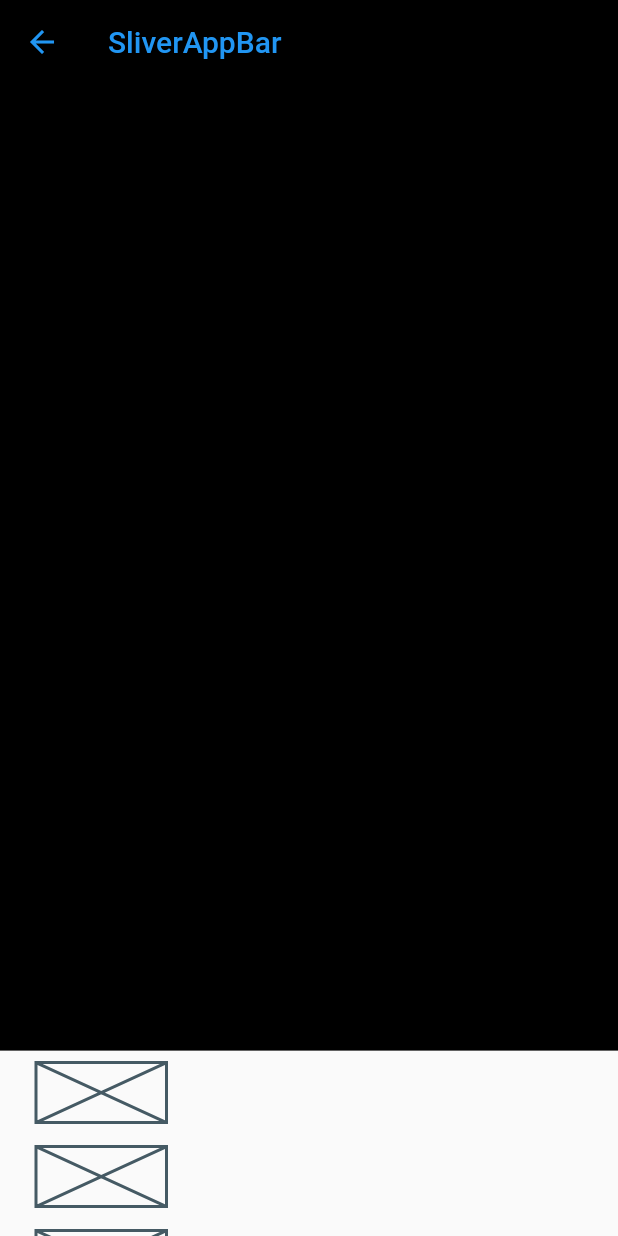
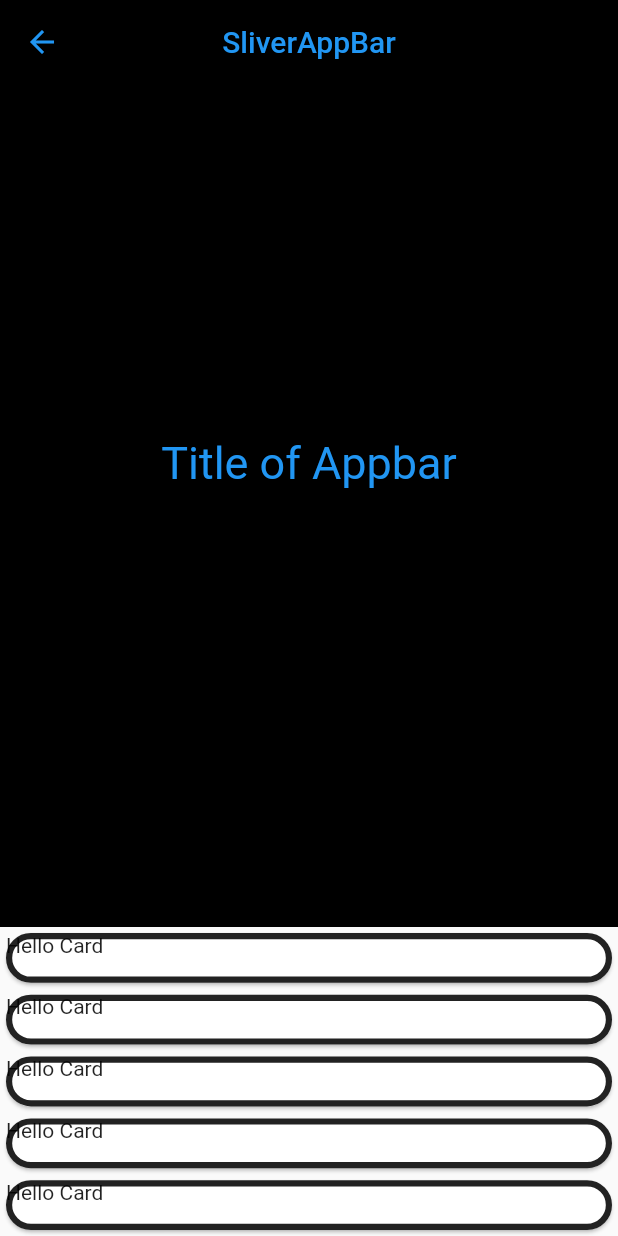
Before and after one commit to barisbasar1209/Projects, a Flutter app: the ThirdRouteAdd screen opened directly, on a phone screen of 412 x 824 dp. Run offline on Flutter 3.47's test engine with Material 2 defaults, Android fonts, the light colour scheme and no system bars.

Commit message:
Changes from 11.03.2022

```diff
--- a/excercise/lib/routes/SecondRouteArrow.dart
+++ b/excercise/lib/routes/SecondRouteArrow.dart
@@ -13,6 +13,8 @@ class _SecoundRouteStateArrow extends State<SecoundRouteArrow> {
     Size ratio = MediaQuery.of(context).size;
     Color bgcolor = Colors.blue;
     Color fgcolor = Colors.black;
+    // first task: circle in the middle of the page, when tapped the user shall be able to upload an image
+    // second task : when on secoundroute the user shall be able to switch directly to the third and fourth route
 
     return Scaffold(
       appBar: AppBar(
--- a/excercise/lib/routes/ThirdRouteAdd.dart
+++ b/excercise/lib/routes/ThirdRouteAdd.dart
@@ -17,7 +17,22 @@ class _ThirdRouteAddState extends State<ThirdRouteAdd> {
         // scrollDirection: Axis.vertical,
         slivers: [
           SliverAppBar(
-            expandedHeight: ratio.height * 0.85,
+            // automaticallyImplyLeading: false,
+            // forceElevated: true,
+            pinned: true,
+            // floating: true,
+            // stretch: true,
+            centerTitle: true,
+            flexibleSpace: FlexibleSpaceBar(
+              background: Center(
+                child: const Text(
+                  "Title of Appbar",
+                  style: TextStyle(color: Colors.blue, fontSize: 30.0),
+                ),
+              ),
+            ),
+            // collapsedHeight: ratio.height * 0.25,
+            expandedHeight: ratio.height * 0.75,
             foregroundColor: Colors.blue,
             backgroundColor: Colors.black,
             title: const Text('SliverAppBar'),
@@ -25,15 +40,43 @@ class _ThirdRouteAddState extends State<ThirdRouteAdd> {
           SliverList(
             delegate: SliverChildBuilderDelegate(
               (BuildContext context, int index) {
-                return ListTile(
-                  leading: Container(
-                    padding: const EdgeInsets.all(8),
-                    width: ratio.width * 0.25,
-                    child: const Placeholder(),
+                // return ListView(
+                //     children: ListTile.divideTiles(context: context, tiles: [
+                //   ListTile(
+                //     tileColor: Colors.white,
+                //   ),
+                //   ListTile(
+                //     tileColor: Colors.blue,
+                //   ),
+                //   ListTile(
+                //     tileColor: Colors.black,
+                //   )
+                // ]).toList());
+                // return ListTile(
+                // leading: Container(
+                //   padding: const EdgeInsets.all(8),
+                //   width: ratio.width * 0.25,
+                //   child: const Text("Here is a text"),
+                // ),
+                // title: Text("Title"),
+                // tileColor: Colors.yellow,
+
+                // trailing: const Divider(),
+                // );
+                return SizedBox(
+                  width: ratio.width * 0.2,
+                  height: ratio.height * 0.05,
+                  child: Card(
+                    child: const Text("Hello Card"),
+                    shape: StadiumBorder(
+                        side: BorderSide(
+                      color: Colors.black87,
+                      width: ratio.width * 0.01,
+                    )),
                   ),
                 );
               },
-              childCount: 20,
+              childCount: 25,
             ),
           ),
         ],
```
